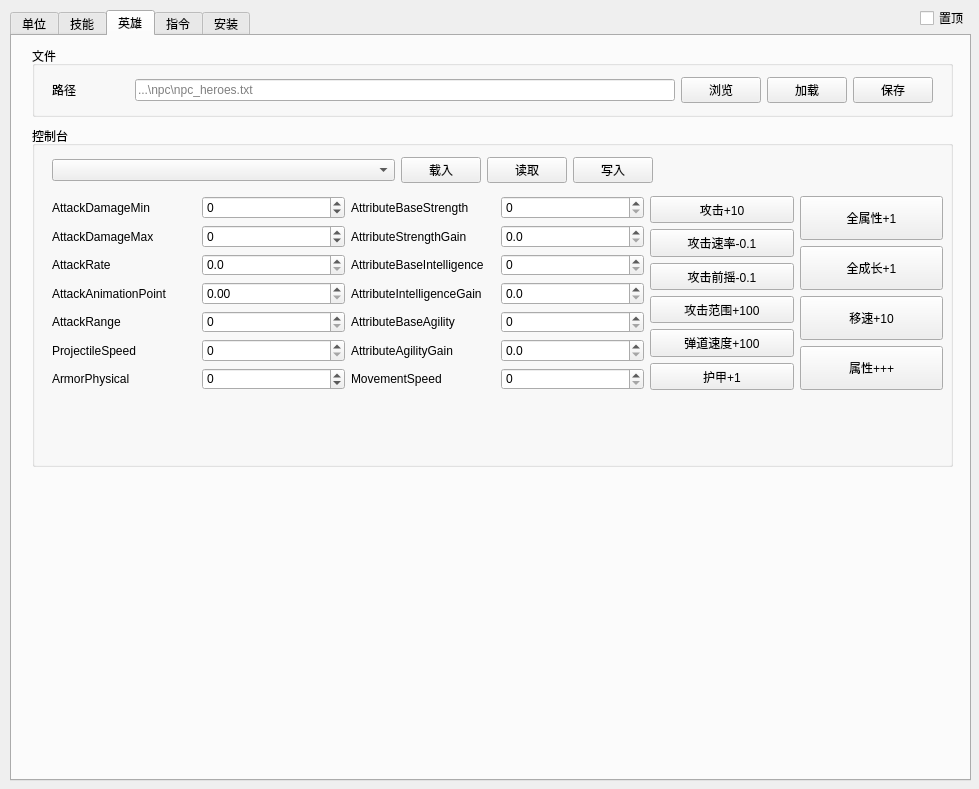
This is untitled.ui in JeremyChim/Dota-Tool as Qt 5 draws it before an edit. The edited form follows.
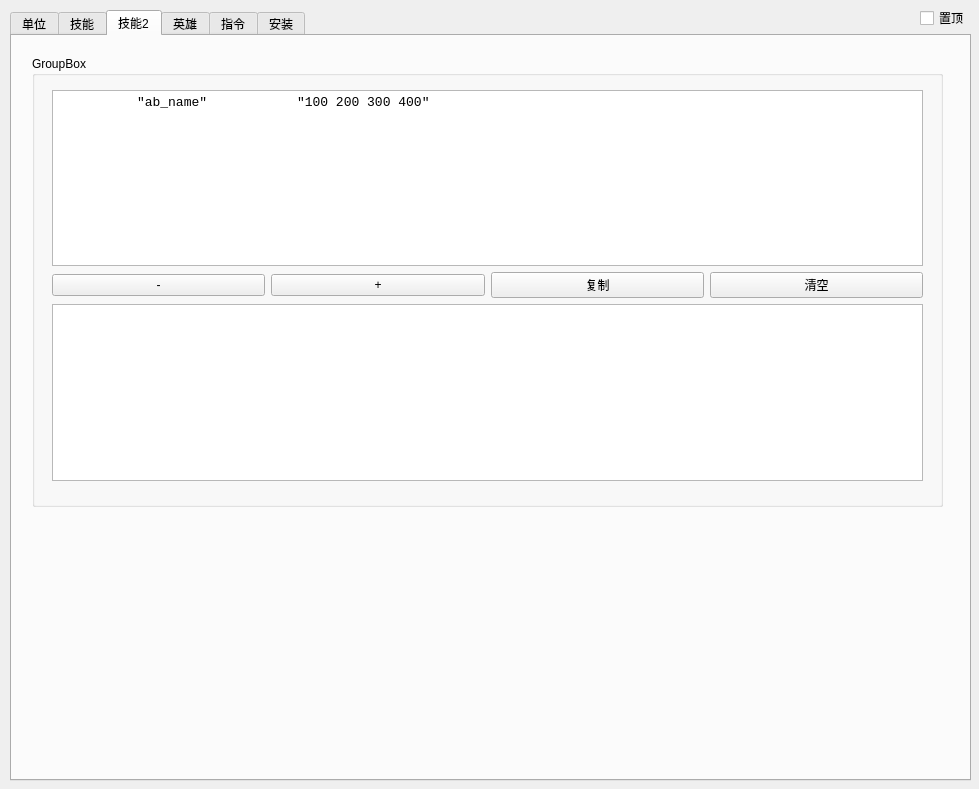
This is the edited form.

Commit message: tab attr2

```diff
--- a/untitled.ui
+++ b/untitled.ui
@@ -894,6 +894,95 @@
      </widget>
     </widget>
    </widget>
+   <widget class="QWidget" name="tab_6">
+    <attribute name="title">
+     <string>技能2</string>
+    </attribute>
+    <widget class="QGroupBox" name="groupBox_19">
+     <property name="geometry">
+      <rect>
+       <x>20</x>
+       <y>20</y>
+       <width>911</width>
+       <height>451</height>
+      </rect>
+     </property>
+     <property name="title">
+      <string>GroupBox</string>
+     </property>
+     <widget class="QWidget" name="layoutWidget">
+      <property name="geometry">
+       <rect>
+        <x>20</x>
+        <y>34</y>
+        <width>871</width>
+        <height>391</height>
+       </rect>
+      </property>
+      <layout class="QVBoxLayout" name="verticalLayout_19" stretch="0,0,0">
+       <item>
+        <widget class="QTextEdit" name="textEdit_4">
+         <property name="font">
+          <font>
+           <family>Consolas</family>
+           <pointsize>10</pointsize>
+          </font>
+         </property>
+         <property name="html">
+          <string>&lt;!DOCTYPE HTML PUBLIC &quot;-//W3C//DTD HTML 4.0//EN&quot; &quot;http://www.w3.org/TR/REC-html40/strict.dtd&quot;&gt;
+&lt;html&gt;&lt;head&gt;&lt;meta name=&quot;qrichtext&quot; content=&quot;1&quot; /&gt;&lt;style type=&quot;text/css&quot;&gt;
+p, li { white-space: pre-wrap; }
+&lt;/style&gt;&lt;/head&gt;&lt;body style=&quot; font-family:'Consolas'; font-size:10pt; font-weight:400; font-style:normal;&quot;&gt;
+&lt;p style=&quot; margin-top:0px; margin-bottom:0px; margin-left:0px; margin-right:0px; -qt-block-indent:0; text-indent:0px;&quot;&gt;	&amp;quot;ab_name&amp;quot;		&amp;quot;100 200 300 400&amp;quot;&lt;/p&gt;&lt;/body&gt;&lt;/html&gt;</string>
+         </property>
+        </widget>
+       </item>
+       <item>
+        <layout class="QHBoxLayout" name="horizontalLayout_62">
+         <item>
+          <widget class="QPushButton" name="pushButton_59">
+           <property name="text">
+            <string>-</string>
+           </property>
+          </widget>
+         </item>
+         <item>
+          <widget class="QPushButton" name="pushButton_58">
+           <property name="text">
+            <string>+</string>
+           </property>
+          </widget>
+         </item>
+         <item>
+          <widget class="QPushButton" name="pushButton_61">
+           <property name="text">
+            <string>复制</string>
+           </property>
+          </widget>
+         </item>
+         <item>
+          <widget class="QPushButton" name="pushButton_60">
+           <property name="text">
+            <string>清空</string>
+           </property>
+          </widget>
+         </item>
+        </layout>
+       </item>
+       <item>
+        <widget class="QTextEdit" name="textEdit_5">
+         <property name="font">
+          <font>
+           <family>Consolas</family>
+           <pointsize>10</pointsize>
+          </font>
+         </property>
+        </widget>
+       </item>
+      </layout>
+     </widget>
+    </widget>
+   </widget>
    <widget class="QWidget" name="tab_3">
     <attribute name="title">
      <string>英雄</string>
```
Left out of the diff: 16 changed lines with no effect on the pictures. The commit also changes 3 other files.
